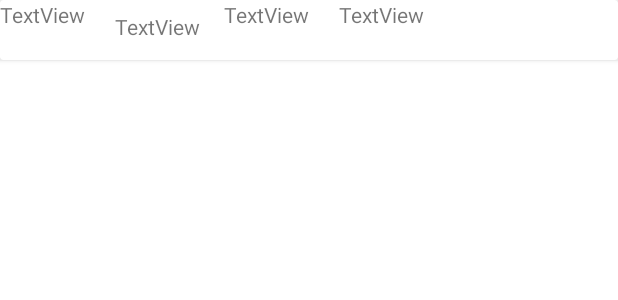
After one commit to hossor/cryptoCurrency, an Android app: the layout cardviewcurrency.xml on its own in the app's theme, with its tools: preview values and no code run, on a phone screen of 412 x 824 dp. The commit adds this screen. Shown: the top 300 px of the screen. Run offline under Robolectric (Android 15) with nearby library versions, the phone set to English and light mode, and no system bars; network calls fail.

Commit message:
add recyclerView

```diff
--- a/app/build.gradle
+++ b/app/build.gradle
@@ -2,6 +2,7 @@ plugins {
     id 'com.android.application'
     id 'kotlin-android'
     id 'kotlin-kapt'
+    id 'kotlin-android-extensions'
 }
 
 android {
--- a/app/src/main/java/com/example/cryptocurrency/splashActivity.kt
+++ b/app/src/main/java/com/example/cryptocurrency/splashActivity.kt
@@ -38,6 +38,6 @@ class splashActivity : AppCompatActivity() {
 
             }
 
-        } , 5000)
+        } , 1)
         }
 }
--- a/app/src/main/res/layout/activity_guide_page.xml
+++ b/app/src/main/res/layout/activity_guide_page.xml
@@ -69,6 +69,7 @@
             android:textColorHighlight="@color/white"
             android:onClick="next"
             android:backgroundTint="#1C1D1A"
+            android:gravity="center"
             android:drawableEnd="@drawable/baseline_chevron_right_white_24"
             android:drawableRight="@drawable/baseline_chevron_right_white_18"
             android:paddingBottom="30dp" />
--- /dev/null
+++ b/app/src/main/res/layout/cardviewcurrency.xml
@@ -0,0 +1,54 @@
+<?xml version="1.0" encoding="utf-8"?>
+<androidx.cardview.widget.CardView
+    xmlns:android="http://schemas.android.com/apk/res/android"
+    xmlns:app="http://schemas.android.com/apk/res-auto"
+    xmlns:tools="http://schemas.android.com/tools"
+    android:layout_width="match_parent"
+    android:layout_height="40dp">
+<androidx.constraintlayout.widget.ConstraintLayout
+    android:layout_width="match_parent"
+    android:layout_height="match_parent">
+
+    <TextView
+        android:id="@+id/Codecurrency"
+        android:layout_width="wrap_content"
+        android:layout_height="wrap_content"
+        android:layout_marginStart="16dp"
+        android:layout_marginLeft="16dp"
+        android:text="TextView"
+        app:layout_constraintStart_toEndOf="@+id/Sellcurrency"
+        tools:ignore="MissingConstraints"
+        tools:layout_editor_absoluteY="8dp" />
+
+    <TextView
+        android:id="@+id/Buycurrency"
+        android:layout_width="wrap_content"
+        android:layout_height="wrap_content"
+        android:text="TextView"
+        app:layout_constraintStart_toStartOf="parent"
+        tools:layout_editor_absoluteY="9dp"
+        tools:ignore="MissingConstraints" />
+
+    <TextView
+        android:id="@+id/Sellcurrency"
+        android:layout_width="wrap_content"
+        android:layout_height="wrap_content"
+        android:layout_marginStart="20dp"
+        android:layout_marginLeft="20dp"
+        android:layout_marginTop="8dp"
+        android:text="TextView"
+        app:layout_constraintStart_toEndOf="@+id/Buycurrency"
+        app:layout_constraintTop_toTopOf="parent" />
+
+    <TextView
+        android:id="@+id/Currencycurrency"
+        android:layout_width="wrap_content"
+        android:layout_height="wrap_content"
+        android:layout_marginStart="20dp"
+        android:layout_marginLeft="20dp"
+        android:text="TextView"
+        app:layout_constraintStart_toEndOf="@+id/Codecurrency"
+        tools:ignore="MissingConstraints"
+        tools:layout_editor_absoluteY="11dp" />
+</androidx.constraintlayout.widget.ConstraintLayout>
+</androidx.cardview.widget.CardView>
```
Also changed, not shown: app/src/main/java/com/example/cryptocurrency/MainActivity.kt (+10 -2 lines), app/src/main/java/com/example/cryptocurrency/RecyClerView/GoldAdapter.kt (added, +53 -0 lines), app/src/main/java/com/example/cryptocurrency/RecyClerView/ItemAdapter.kt (added, +46 -0 lines), app/src/main/java/com/example/cryptocurrency/RecyClerView/currencyAdapter.kt (added, +52 -0 lines), app/src/main/java/com/example/cryptocurrency/currencyClass.kt (+74 -6 lines), app/src/main/res/layout/activity_main.xml (+46 -7 lines), app/src/main/res/layout/cardviewgold.xml (added, +56 -0 lines), app/src/main/res/layout/cardviewitem.xml (added, +33 -0 lines).
